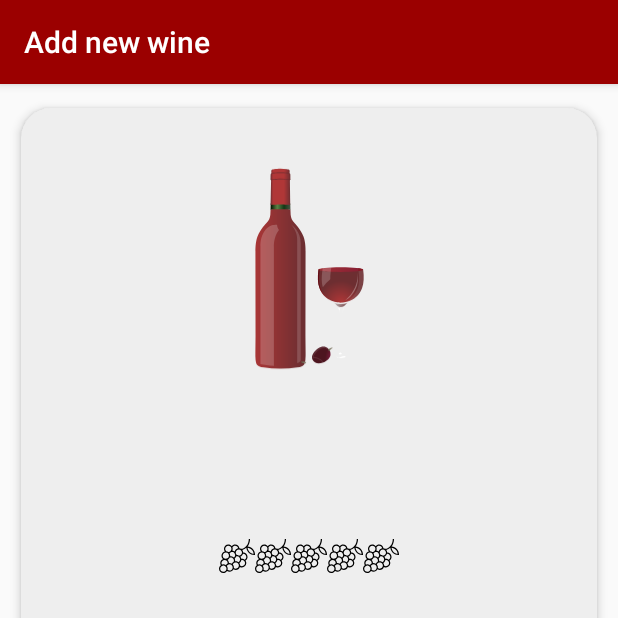
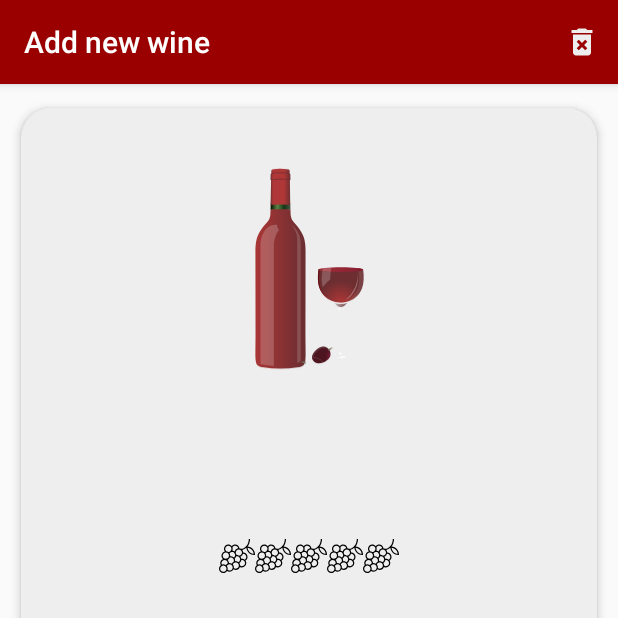
Before and after one commit to natansalda/mywine, an Android app: the fragment DetailFragment placed in its activity, after a tap on "add wine button", on a phone screen of 412 x 824 dp, the top half of it. Run offline under Robolectric (Android 15) with nearby library versions, the phone set to English and light mode, and no system bars; our stand-ins replace Room's generated code, data binding; 2 statements that could not run were skipped.

Commit message:
Added possibility to delete particular wine

```diff
--- a/app/src/main/java/pl/nataliana/mywine/database/WineDatabaseDao.kt
+++ b/app/src/main/java/pl/nataliana/mywine/database/WineDatabaseDao.kt
@@ -23,6 +23,10 @@ interface WineDatabaseDao {
     @Query("DELETE FROM wines_table")
     fun deleteAllWines()
 
+    // delete particular wine
+    @Query("DELETE FROM wines_table WHERE id = :key")
+    fun deleteThisWine(key: Long)
+
     // access all wines in database
     @Query("SELECT * FROM wines_table ORDER BY id DESC")
     fun getAllWines(): LiveData<List<Wine>>
--- a/app/src/main/java/pl/nataliana/mywine/model/WineDetailViewModel.kt
+++ b/app/src/main/java/pl/nataliana/mywine/model/WineDetailViewModel.kt
@@ -37,4 +37,6 @@ class WineDetailViewModel(
             thisWine
         }
     }
+
+    fun deleteThisWine() = database.deleteThisWine(wineKey)
 }
--- /dev/null
+++ b/app/src/main/res/menu/detail_menu.xml
@@ -0,0 +1,8 @@
+<?xml version="1.0" encoding="utf-8"?>
+<menu xmlns:android="http://schemas.android.com/apk/res/android" xmlns:app="http://schemas.android.com/apk/res-auto">
+    <item
+        android:id="@+id/delete_this_wines"
+        android:title="@string/delete_wines"
+        android:icon="@drawable/ic_delete_forever_24dp"
+        app:showAsAction="ifRoom"/>
+</menu>
--- a/app/src/main/res/values/strings.xml
+++ b/app/src/main/res/values/strings.xml
@@ -8,8 +8,11 @@
     <string name="wine_glass_image_description">Wine glass showing color of the wine</string>
     <string name="delete_wines">Delete Wines</string>
     <string name="wines_deleted_confirmation">All wines deleted!</string>
+    <string name="wine_deleted_confirmation">Wine has been deleted!</string>
     <string name="wines_deleted_cancelled">Your wine data is still here</string>
+    <string name="wine_deleted_cancelled">Your wine is still here</string>
     <string name="alert_dialog_delete_wines">You are about to delete all your wine data</string>
+    <string name="alert_dialog_delete_this_wine">You are about to delete this wine</string>
     <string name="rate_the_wine">Rate wine with number from 1 to 5</string>
     <string name="red" translatable="false">red</string>
     <string name="white" translatable="false">white</string>
@@ -30,7 +33,4 @@
     <string name="detail_fragment">DetailFragment</string>
     <string name="add_wine_fragment">AddWineFragment</string>
     <string name="no_wines_yet">You have no wines added yet.</string>
-
-    <!-- TODO: Remove or change this placeholder text -->
-    <string name="hello_blank_fragment">Hello blank fragment</string>
 </resources>
```
Also changed, not shown: app/src/main/java/pl/nataliana/mywine/ui/detail/DetailFragment.kt (+60 -3 lines), 1 other file.
